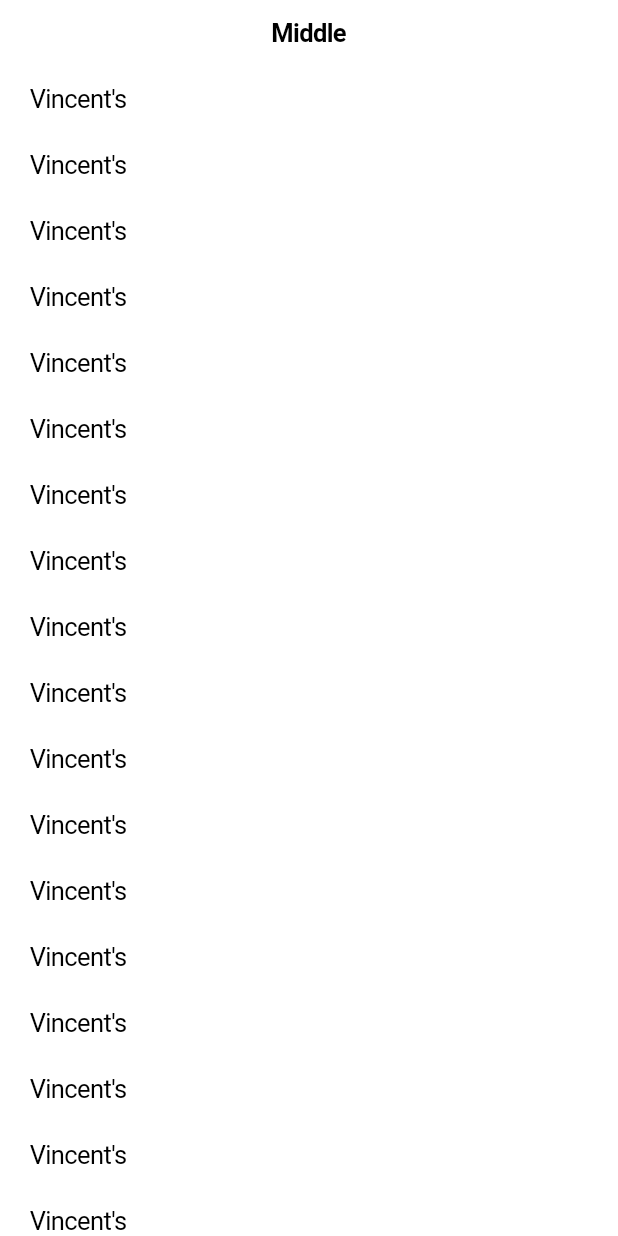
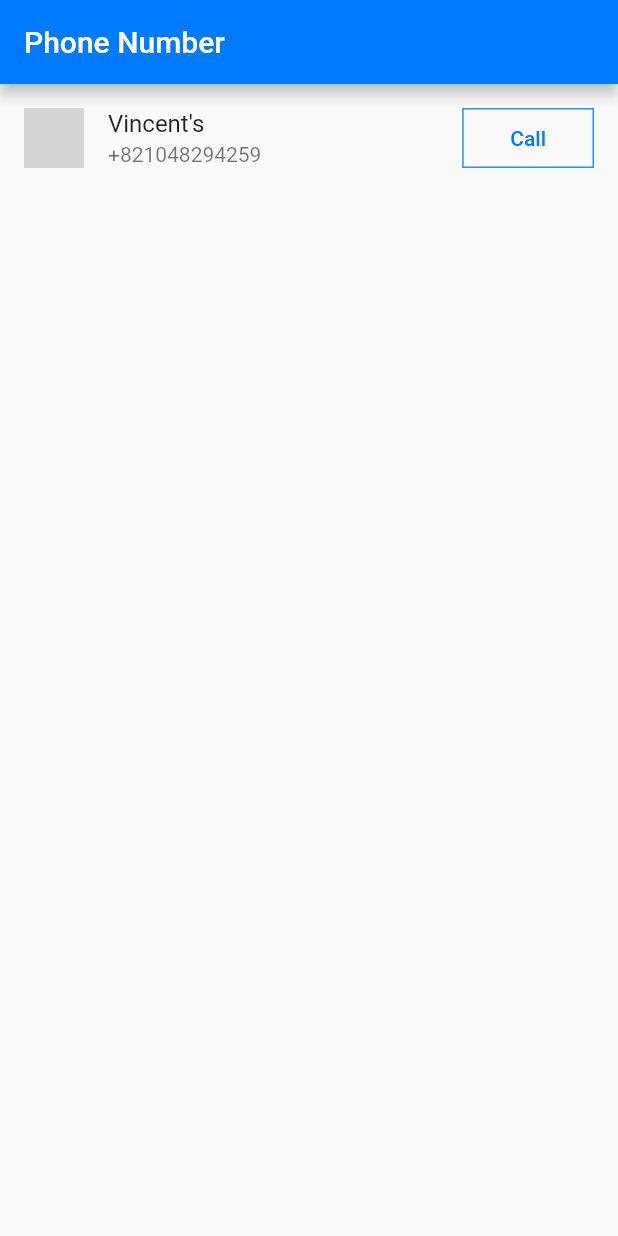
Before and after one commit to GeonwooVincentKim/Flutter_Phone_Call_Example, a Flutter app: the screen it shows after launch, on a phone screen of 412 x 824 dp. Run offline on Flutter 3.47's test engine with Material 2 defaults, Android fonts, the phone set to English and light mode, and no system bars; missing offline and left inert: flutter_phone_direct_caller; network calls fail; grey boxes are pictures that could not be loaded.

Commit message:
[Update] - Change to the Material

```diff
--- a/lib/screens/home.dart
+++ b/lib/screens/home.dart
@@ -21,33 +21,50 @@ class _HomeState extends State<Home> {
 
   @override
   Widget build(BuildContext context) {
-    return CupertinoPageScaffold(
-      navigationBar: const CupertinoNavigationBar(
-        middle: Text('Middle')
-      ),
-      child: buildButton()
-      // child: Center(child: buildButton()),
-    );
+    return Scaffold(
+        appBar: AppBar(title: const Text("Phone Number")), body: buildButton()
+        // child: Center(child: buildButton()),
+        );
   }
 
   Widget buildButton() {
-    final number = '<Your Phone Number>';
+    final number = '+821048294259';
 
-    return CupertinoScrollbar(
-      child: ListView.builder(
-        itemCount: 20,
-        itemBuilder: (context, index) {
-          return CupertinoListTile(
-            title: const Text("Vincent's"),
-            onTap: () async {
-              // ignore: deprecated_member_use
-              launch('tel://$number');
-              await FlutterPhoneDirectCaller.callNumber(number);
-            },
-          );
+    return ListTile(
+      title: Text("Vincent's"),
+      subtitle: Text(number),
+      leading: CircleAvatar(
+        backgroundImage: NetworkImage("https://cdn.pixabay.com/photo/2015/10/05/22/37/blank-profile-picture-973460__340.png"),
+      ),
+      trailing: TextButton(
+        style: TextButton.styleFrom(
+          padding: EdgeInsets.symmetric(horizontal: 32, vertical: 12),
+          shape: RoundedRectangleBorder(
+            side: BorderSide(color: Colors.blue)
+          )
+        ),
+        child: Text('Call'),
+        onPressed: () async {
+          launch('tel://$number');
+          await FlutterPhoneDirectCaller.callNumber(number);
         },
       ),
     );
+    // return CupertinoScrollbar(
+    //   child: ListView.builder(
+    //     itemCount: 20,
+    //     itemBuilder: (context, index) {
+    //       return CupertinoListTile(
+    //         title: const Text("Vincent's"),
+    //         onTap: () async {
+    //           // ignore: deprecated_member_use
+    //           launch('tel://$number');
+    //           await FlutterPhoneDirectCaller.callNumber(number);
+    //         },
+    //       );
+    //     },
+    //   ),
+    // );
     // return ListTile(
     //   title: Text("Vincent's"),
     //   subtitle: Text(number),
@@ -58,7 +75,6 @@ class _HomeState extends State<Home> {
     //     await FlutterPhoneDirectCaller.callNumber(number);
     //   },
     // );
-
 
     // return CupertinoListTile(
     //   title: Text("Vincent's"),
--- a/pubspec.yaml
+++ b/pubspec.yaml
@@ -19,7 +19,7 @@ publish_to: 'none' # Remove this line if you wish to publish to pub.dev
 version: 1.0.0+1
 
 environment:
-  sdk: '>=3.0.0-85.0.dev <4.0.0'
+  sdk: '>=2.18.5 <4.0.0'
 
 # Dependencies specify other packages that your package needs in order to work.
 # To automatically upgrade your package dependencies to the latest versions
```
Also changed, not shown: pubspec.lock.
